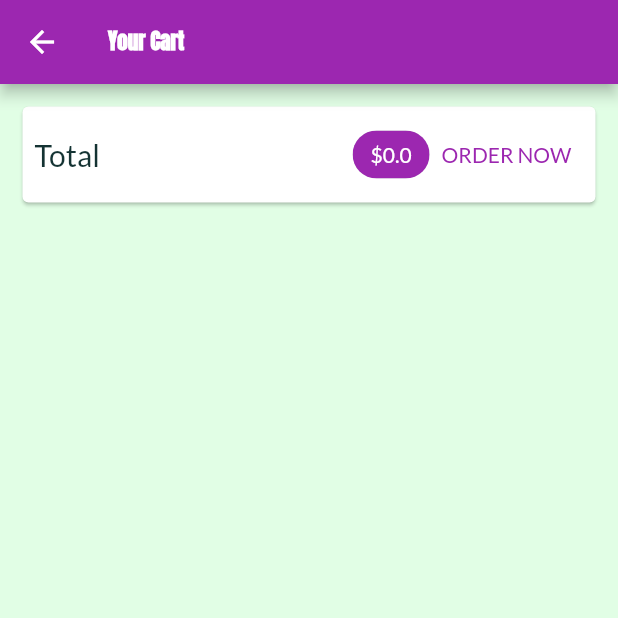
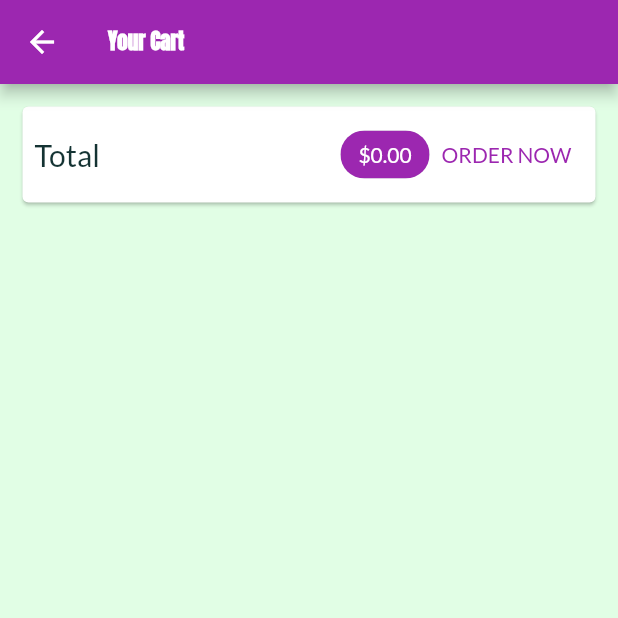
Before and after one commit to Faheemawais/Ecommerce-App-Flutter, a Flutter app: the CartScreen screen opened by its route, after a tap on "ORDER NOW", on a phone screen of 412 x 824 dp, the top half of it. Run offline on Flutter 3.47's test engine with Material 2 defaults, Android fonts, the phone set to English and light mode, and no system bars; network calls fail.

```diff
--- a/lib/providers/cart.dart
+++ b/lib/providers/cart.dart
@@ -16,7 +16,7 @@ class CartItem{
 
 class Cart with ChangeNotifier{
 
-  final Map<String, CartItem> _items = {};
+  Map<String, CartItem> _items = {};
 
   Map<String, CartItem> get items {
     return {..._items};
@@ -56,4 +56,22 @@ class Cart with ChangeNotifier{
     _items.remove(productId);
     notifyListeners();
   }
+
+  void clear() {
+    _items = {};
+    notifyListeners();
+  }
+
+  void removeSingleItem(String prodId) {
+    if(!_items.containsKey(prodId)){
+      return;
+    }
+    if(_items[prodId]!.quantity > 1){
+      _items.update(prodId, (existingCartItem) => CartItem(id: existingCartItem.id, title: existingCartItem.title, quantity: existingCartItem.quantity - 1, price: existingCartItem.price));
+    }
+    else{
+      _items.remove(prodId);
+    }
+    notifyListeners();
+  }
 }
--- /dev/null
+++ b/lib/providers/orders.dart
@@ -0,0 +1,36 @@
+import 'package:flutter/foundation.dart';
+
+import './cart.dart';
+
+class OrderItem {
+  final String id;
+  final double amount;
+  final List<CartItem> products;
+  final DateTime dateTime;
+
+  OrderItem({
+    required this.id,
+    required this.amount,
+    required this.products,
+    required this.dateTime,
+});
+}
+
+class Orders with ChangeNotifier {
+  List<OrderItem> _orders = [];
+
+  List<OrderItem> get orders {
+    return [..._orders];
+  }
+
+  void addOrder(List<CartItem> cartProducts, double total) {
+    _orders.insert(0, OrderItem(
+      id: DateTime.now().toString(),
+      amount: total,
+      products: cartProducts,
+      dateTime: DateTime.now(),
+    ));
+    notifyListeners();
+  }
+
+}
--- a/lib/screens/cart_screen.dart
+++ b/lib/screens/cart_screen.dart
@@ -2,6 +2,7 @@ import 'package:flutter/material.dart';
 
 import 'package:provider/provider.dart';
 
+import '../providers/orders.dart';
 import '../providers/cart.dart' show Cart;
 import '../widgets/cart_item.dart' as ci;
 
@@ -25,10 +26,14 @@ class CartScreen extends StatelessWidget {
                 children: <Widget>[
                   const Text('Total', style: TextStyle(fontSize: 20),),
                   const Spacer(),
-                  Chip(label: Text('\$${cart.totalAmount}', style: const TextStyle(color: Colors.white,),),
+                  Chip(label: Text('\$${cart.totalAmount.toStringAsFixed(2)}', style: const TextStyle(color: Colors.white,),),
                   backgroundColor: Theme.of(context).colorScheme.primary,
                   ),
-                  TextButton(onPressed: () {}, child: const Text('ORDER NOW'),)
+                  TextButton(onPressed: () {
+                    Provider.of<Orders>(context, listen: false).addOrder(cart.items.values.toList(), cart.totalAmount);
+                    cart.clear();
+                  },
+                  child: Text('ORDER NOW'),)
                 ],
               ),
             ),
--- /dev/null
+++ b/lib/screens/orders_screen.dart
@@ -0,0 +1,27 @@
+import 'package:flutter/material.dart';
+
+import 'package:provider/provider.dart';
+
+import '../widgets/app_drawer.dart';
+import '../widgets/order_item.dart';
+import '../providers/orders.dart' show Orders;
+
+class OrdersScreen extends StatelessWidget {
+  static const routeName = '/orders';
+
+  @override
+  Widget build(BuildContext context) {
+    final orderData = Provider.of<Orders>(context);
+    return Scaffold(
+      appBar: AppBar(
+        title: Text('Your Orders'),
+      ),
+      drawer: AppDrawer(),
+      body: ListView.builder(
+        itemCount: orderData.orders.length,
+          itemBuilder: (ctx, i) {
+            return OrderItem1(orderData.orders[i]);
+          }),
+    );
+  }
+}
--- a/lib/screens/product_overview_screen.dart
+++ b/lib/screens/product_overview_screen.dart
@@ -1,6 +1,7 @@
 import 'package:flutter/material.dart';
 
 import 'package:provider/provider.dart';
+import 'package:shop_app/widgets/app_drawer.dart';
 
 import '../screens/cart_screen.dart';
 import '../providers/cart.dart';
@@ -57,6 +58,7 @@ class _ProductOverviewScreenState extends State<ProductOverviewScreen> {
         ),
       ],
     ),
+    drawer: AppDrawer(),
     body: ProductsGrid(_showOnlyFavorites),
     );
   }
--- /dev/null
+++ b/lib/widgets/order_item.dart
@@ -0,0 +1,50 @@
+import 'package:flutter/material.dart';
+
+import 'dart:math';
+import 'package:intl/intl.dart';
+
+import '../providers/orders.dart';
+
+class OrderItem1 extends StatefulWidget {
+  final OrderItem orderItem;
+
+  OrderItem1(this.orderItem);
+
+  @override
+  State<OrderItem1> createState() => _OrderItem1State();
+}
+
+class _OrderItem1State extends State<OrderItem1> {
+  var _expanded = false;
+  @override
+  Widget build(BuildContext context) {
+    return Card(
+      margin: EdgeInsets.all(10),
+      child: Column(
+        children: <Widget>[
+          ListTile(
+            title: Text('\$${widget.orderItem.amount}'),
+            subtitle: Text(DateFormat('dd/MM/yyyy hh:mm').format(widget.orderItem.dateTime),),
+            trailing: IconButton(icon: Icon(_expanded ? Icons.expand_less : Icons.expand_more), onPressed: () {
+              setState(() {
+                _expanded = !_expanded;
+              });
+            },
+            ),
+          ),
+          if(_expanded) Container(
+            padding: EdgeInsets.symmetric(horizontal: 15, vertical: 4),
+            height: min(widget.orderItem.products.length * 20 + 10, 100),
+          child: ListView(children: widget.orderItem.products.map((e) => Row(
+            mainAxisAlignment: MainAxisAlignment.spaceBetween,
+            children: <Widget>[
+              Text(e.title, style: TextStyle(fontSize: 18, fontWeight: FontWeight.bold),),
+              Text('${e.quantity}x \$${e.price}', style: TextStyle(fontSize: 18, color: Colors.grey),)
+            ],
+          )).toList(),),
+          ),
+         ],
+      ),
+    );
+  }
+}
--- a/pubspec.yaml
+++ b/pubspec.yaml
@@ -40,6 +40,7 @@ dev_dependencies:
   flutter_test:
     sdk: flutter
   provider: ^6.0.5
+  intl: ^0.18.1
 
   # The "flutter_lints" package below contains a set of recommended lints to
   # encourage good coding practices. The lint set provided by the package is
```
Also changed, not shown: lib/main.dart (+10 -1 lines), lib/screens/user_products_screen.dart (added, +37 -0 lines), lib/widgets/app_drawer.dart (added, +46 -0 lines), lib/widgets/cart_item.dart (+15 -0 lines), lib/widgets/product_item.dart (+12 -0 lines), lib/widgets/user_product_item.dart (added, +27 -0 lines), pubspec.lock.
